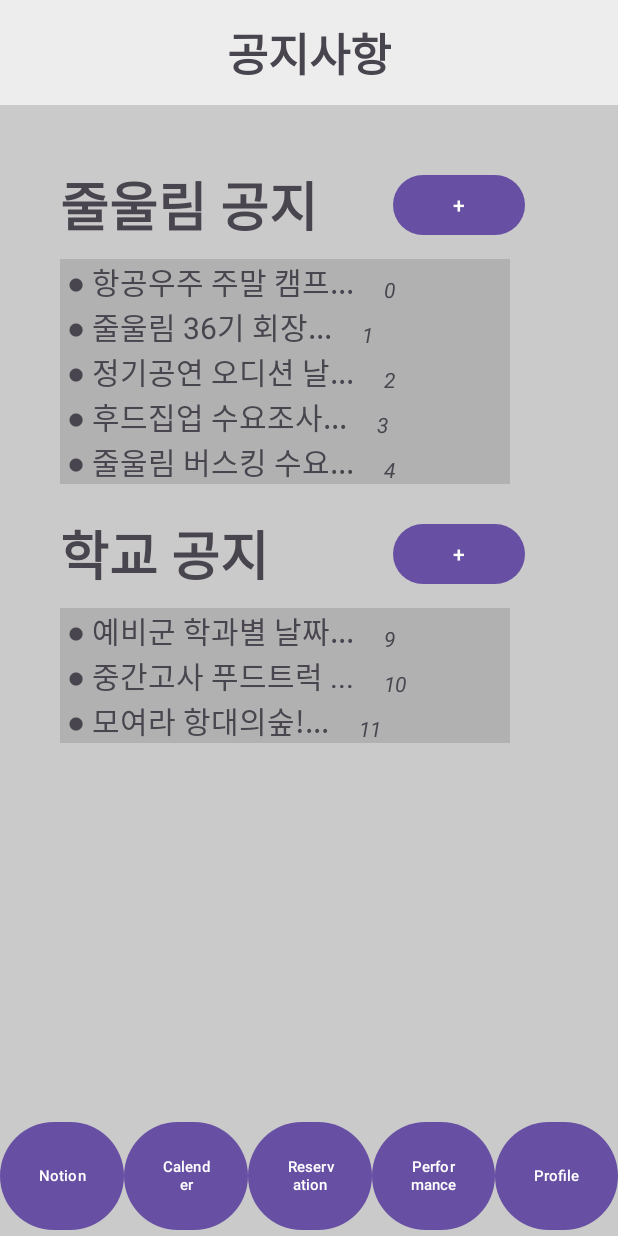
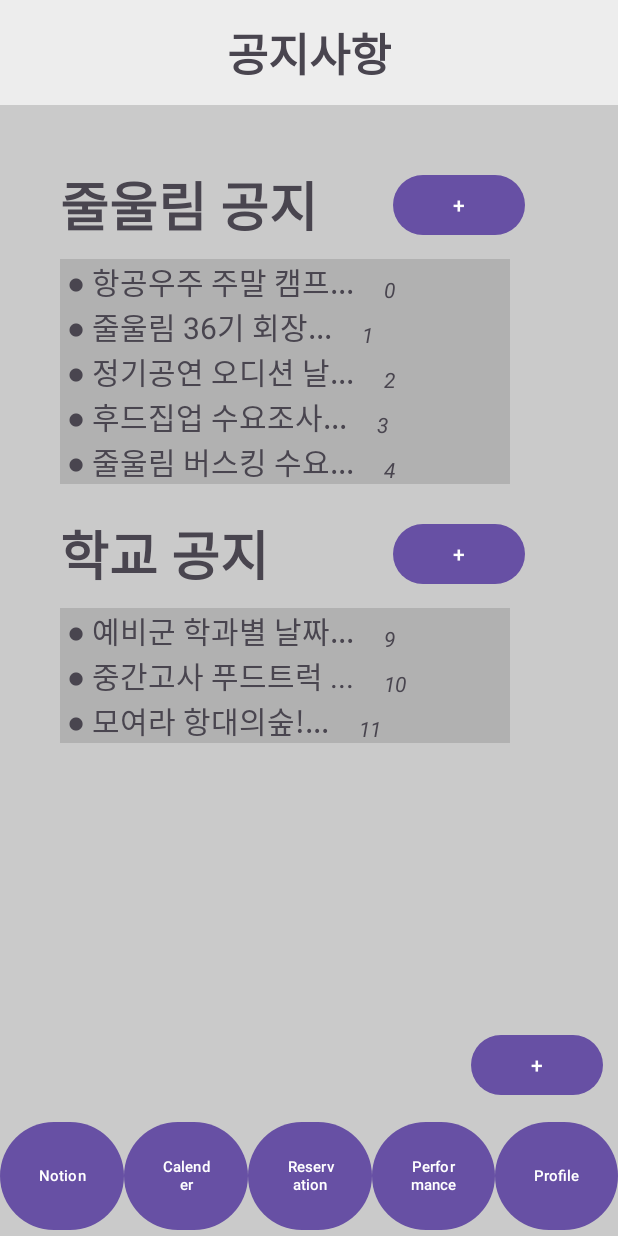
Before and after one commit to Haro5970/Jul_Allim, an Android app: the screen it shows after launch (MainActivity), on a phone screen of 412 x 824 dp. Run offline under Robolectric (Android 15) with nearby library versions, the phone set to English and light mode, and no system bars.

Commit message:
지훈공지사항 메인화면

```diff
--- a/app/src/main/java/com/example/jul_allim/MainActivity.kt
+++ b/app/src/main/java/com/example/jul_allim/MainActivity.kt
@@ -7,6 +7,8 @@ import com.example.jul_allim.databinding.ActivityMainBinding
 
 class MainActivity : AppCompatActivity() {
     lateinit var binding : ActivityMainBinding
+
+        // setMainFragment 메소드를 다른 프레그먼트에서 사용하기 위해 companion객체 생성
     init{
         instance = this
     }
@@ -19,7 +21,7 @@ class MainActivity : AppCompatActivity() {
 
     override fun onCreate(savedInstanceState: Bundle?) {
         super.onCreate(savedInstanceState)
-            // 화면 초기화 부분
+            // 화면 초기화
         binding = ActivityMainBinding.inflate(layoutInflater)
         setMainFragment(NotionFragment(),"공지사항")
         setContentView(binding.root)
@@ -42,6 +44,7 @@ class MainActivity : AppCompatActivity() {
 
     }
 
+    // fragment 띄울 프래그먼트, title 상단 제목
     fun setMainFragment( fragment: Fragment,title: String){
         supportFragmentManager.beginTransaction().apply {
             replace(binding.mainScreen.id,fragment)
--- a/app/src/main/res/layout/fragment_notion.xml
+++ b/app/src/main/res/layout/fragment_notion.xml
@@ -71,4 +71,14 @@
         app:layout_constraintStart_toStartOf="@+id/btn_jul"
         app:layout_constraintTop_toTopOf="@+id/title_kau" />
 
+    <Button
+        android:id="@+id/btnN"
+        android:layout_width="wrap_content"
+        android:layout_height="wrap_content"
+        android:layout_marginEnd="10dp"
+        android:layout_marginBottom="10dp"
+        android:text="+"
+        app:layout_constraintBottom_toBottomOf="parent"
+        app:layout_constraintEnd_toEndOf="parent" />
+
 </androidx.constraintlayout.widget.ConstraintLayout>
```
